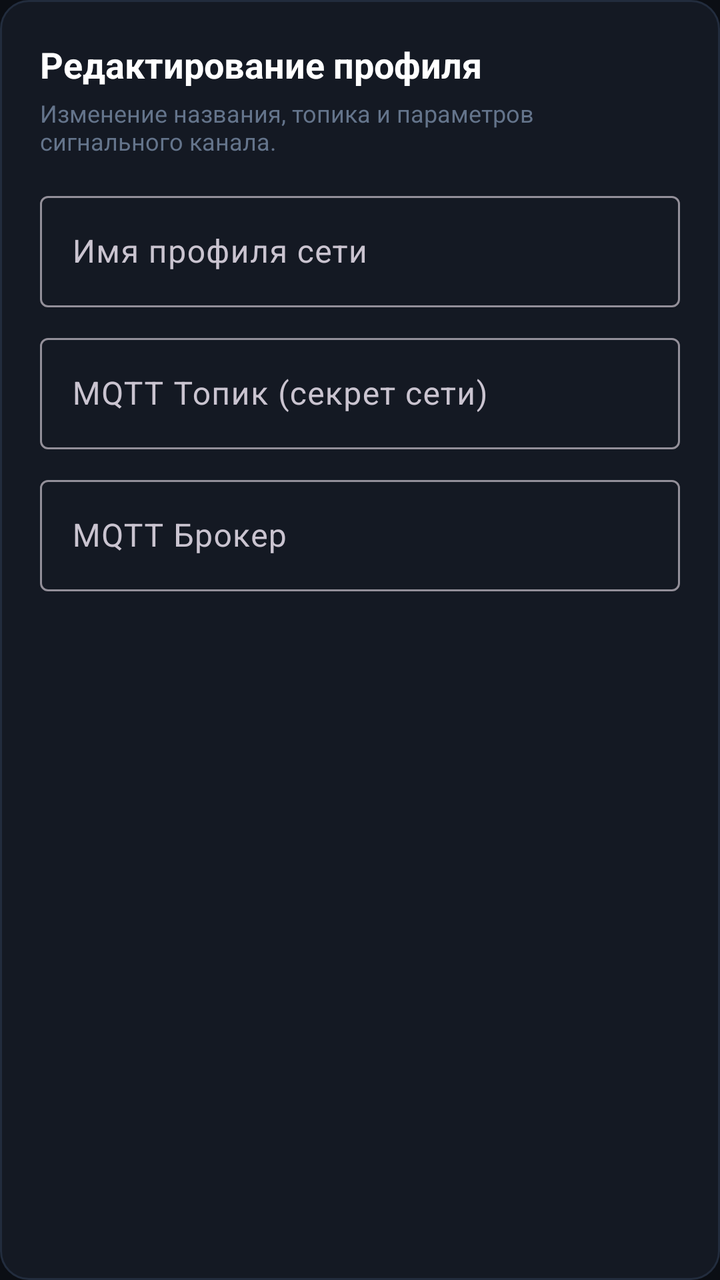
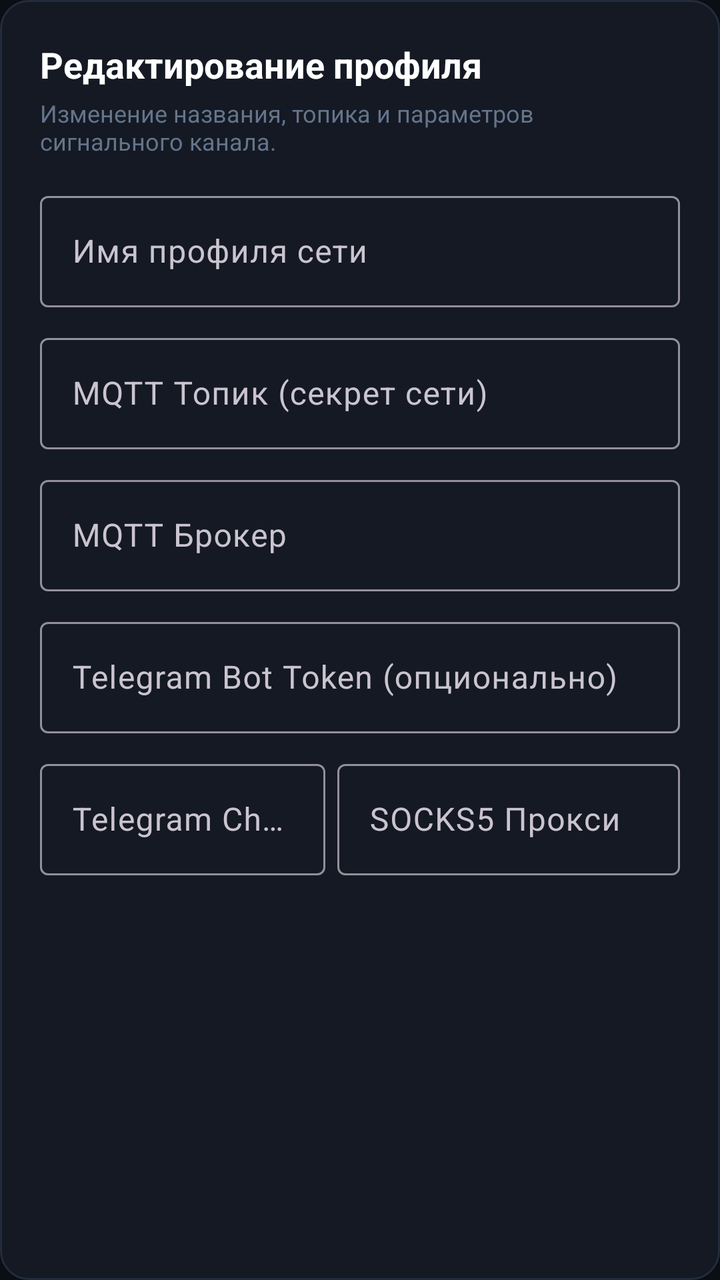

Screens rendered from an Android XML layout before and after an edit, with the pre-edit source and the edit as a unified diff.
<!-- AndroidManifest.xml: application theme Theme.NatBypass -->
<!-- res/layout/dialog_profile_edit.xml -->
<?xml version="1.0" encoding="utf-8"?>
<LinearLayout xmlns:android="http://schemas.android.com/apk/res/android"
    xmlns:app="http://schemas.android.com/apk/res-auto"
    android:layout_width="match_parent"
    android:layout_height="wrap_content"
    android:background="@drawable/bg_card"
    android:orientation="vertical"
    android:padding="20dp">

    <TextView
        android:layout_width="wrap_content"
        android:layout_height="wrap_content"
        android:text="Редактирование профиля"
        android:textColor="@color/text_primary"
        android:textSize="18sp"
        android:textStyle="bold" />

    <TextView
        android:layout_width="wrap_content"
        android:layout_height="wrap_content"
        android:layout_marginTop="4dp"
        android:text="Изменение названия, топика и параметров сигнального канала."
        android:textColor="@color/text_muted"
        android:textSize="12sp" />

    <com.google.android.material.textfield.TextInputLayout
        android:layout_width="match_parent"
        android:layout_height="wrap_content"
        android:layout_marginTop="14dp"
        android:hint="Имя профиля сети">

        <com.google.android.material.textfield.TextInputEditText
            android:id="@+id/etEditProfileName"
            android:layout_width="match_parent"
            android:layout_height="wrap_content"
            android:inputType="text"
            android:textColor="@color/text_primary" />
    </com.google.android.material.textfield.TextInputLayout>

    <com.google.android.material.textfield.TextInputLayout
        android:layout_width="match_parent"
        android:layout_height="wrap_content"
        android:layout_marginTop="10dp"
        android:hint="MQTT Топик (секрет сети)">

        <com.google.android.material.textfield.TextInputEditText
            android:id="@+id/etEditProfileTopic"
            android:layout_width="match_parent"
            android:layout_height="wrap_content"
            android:inputType="text"
            android:textColor="@color/text_primary" />
    </com.google.android.material.textfield.TextInputLayout>

    <com.google.android.material.textfield.TextInputLayout
        android:layout_width="match_parent"
        android:layout_height="wrap_content"
        android:layout_marginTop="10dp"
        android:hint="MQTT Брокер">

        <com.google.android.material.textfield.TextInputEditText
            android:id="@+id/etEditProfileBroker"
            android:layout_width="match_parent"
            android:layout_height="wrap_content"
            android:inputType="text"
            android:textColor="@color/text_primary" />
    </com.google.android.material.textfield.TextInputLayout>

    <LinearLayout
        android:layout_width="match_parent"
        android:layout_height="wrap_content"
        android:layout_marginTop="16dp"
        android:orientation="horizontal">

        <Button
            android:id="@+id/btnCancelEditProfile"
            style="@style/Widget.Material3.Button.OutlinedButton"
            android:layout_width="0dp"
            android:layout_height="wrap_content"
            android:minHeight="42dp"
            android:layout_marginEnd="8dp"
            android:layout_weight="1"
            android:singleLine="true"
            android:maxLines="1"
            android:text="Отмена"
            android:textSize="12sp" />

        <Button
            android:id="@+id/btnSaveEditProfile"
            style="@style/Widget.Material3.Button"
            android:layout_width="0dp"
            android:layout_height="wrap_content"
            android:minHeight="42dp"
            android:layout_weight="1"
            android:singleLine="true"
            android:maxLines="1"
            android:text="Сохранить"
            android:textSize="12sp" />
    </LinearLayout>
</LinearLayout>
<!-- resources referenced by this layout -->
<resources>
  <color name="text_muted">#64748B</color>
  <color name="text_primary">#FFFFFF</color>
  <!-- drawable bg_card (drawable) -->
  <?xml version="1.0" encoding="utf-8"?>
  <shape xmlns:android="http://schemas.android.com/apk/res/android">
      <solid android:color="@color/card_bg" />
      <stroke android:width="1dp" android:color="@color/border_dark" />
      <corners android:radius="14dp" />
  </shape>
  <style name="Theme.NatBypass" parent="Theme.Material3.Dark.NoActionBar">
          <item name="android:windowBackground">@color/bg_dark</item>
          <item name="android:statusBarColor">@color/bg_dark</item>
          <item name="android:navigationBarColor">@color/bg_dark</item>
          <item name="colorPrimary">@color/accent_blue</item>
          <item name="colorSecondary">@color/green_online</item>
          <item name="colorSurface">@color/panel_dark</item>
      </style>
  <color name="card_bg">#141923</color>
  <color name="border_dark">#222C3D</color>
  <color name="bg_dark">#0B0E14</color>
  <color name="accent_blue">#3B82F6</color>
  <color name="green_online">#10B981</color>
  <color name="panel_dark">#141923</color>
</resources>

<!-- the commit's change to res/layout/dialog_profile_edit.xml (unified diff, before → after) -->
@@ -65,6 +65,56 @@
             android:textColor="@color/text_primary" />
     </com.google.android.material.textfield.TextInputLayout>
 
+    <com.google.android.material.textfield.TextInputLayout
+        android:layout_width="match_parent"
+        android:layout_height="wrap_content"
+        android:layout_marginTop="10dp"
+        android:hint="Telegram Bot Token (опционально)">
+
+        <com.google.android.material.textfield.TextInputEditText
+            android:id="@+id/etEditProfileTgToken"
+            android:layout_width="match_parent"
+            android:layout_height="wrap_content"
+            android:inputType="textPassword"
+            android:textColor="@color/text_primary" />
+    </com.google.android.material.textfield.TextInputLayout>
+
+    <LinearLayout
+        android:layout_width="match_parent"
+        android:layout_height="wrap_content"
+        android:layout_marginTop="10dp"
+        android:orientation="horizontal">
+
+        <com.google.android.material.textfield.TextInputLayout
+            android:layout_width="0dp"
+            android:layout_height="wrap_content"
+            android:layout_weight="1"
+            android:layout_marginEnd="6dp"
+            android:hint="Telegram Chat ID">
+
+            <com.google.android.material.textfield.TextInputEditText
+                android:id="@+id/etEditProfileTgChat"
+                android:layout_width="match_parent"
+                android:layout_height="wrap_content"
+                android:inputType="numberSigned"
+                android:textColor="@color/text_primary" />
+        </com.google.android.material.textfield.TextInputLayout>
+
+        <com.google.android.material.textfield.TextInputLayout
+            android:layout_width="0dp"
+            android:layout_height="wrap_content"
+            android:layout_weight="1.2"
+            android:hint="SOCKS5 Прокси">
+
+            <com.google.android.material.textfield.TextInputEditText
+                android:id="@+id/etEditProfileTgProxy"
+                android:layout_width="match_parent"
+                android:layout_height="wrap_content"
+                android:inputType="text"
+                android:textColor="@color/text_primary" />
+        </com.google.android.material.textfield.TextInputLayout>
+    </LinearLayout>
+
     <LinearLayout
         android:layout_width="match_parent"
         android:layout_height="wrap_content"
